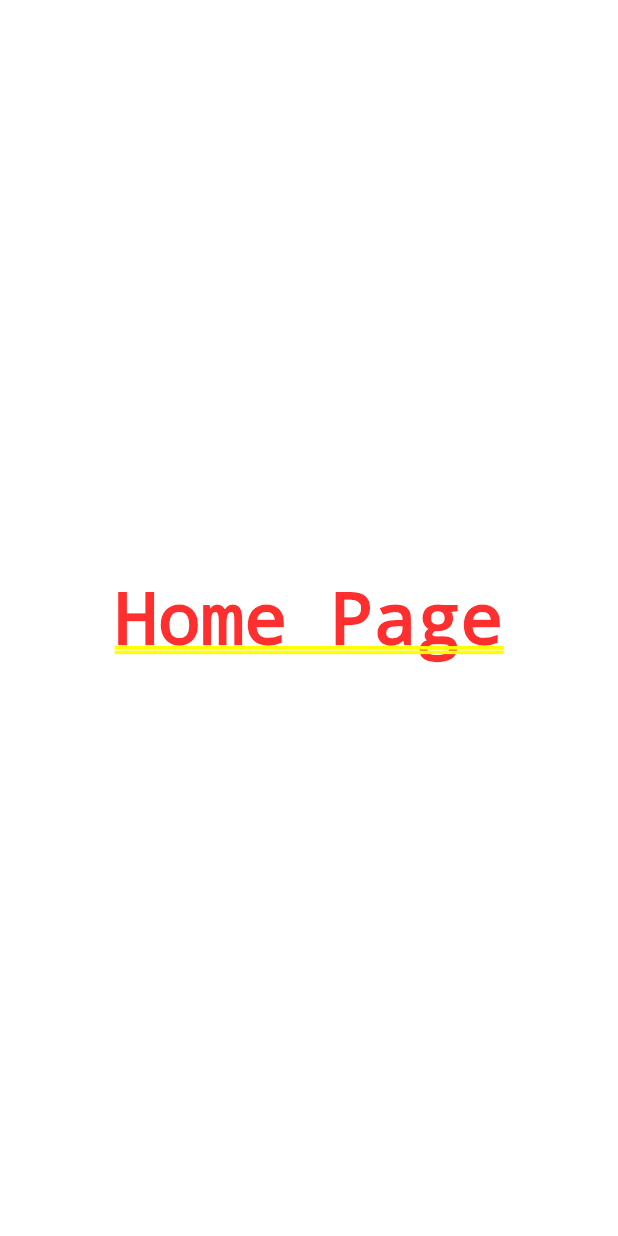
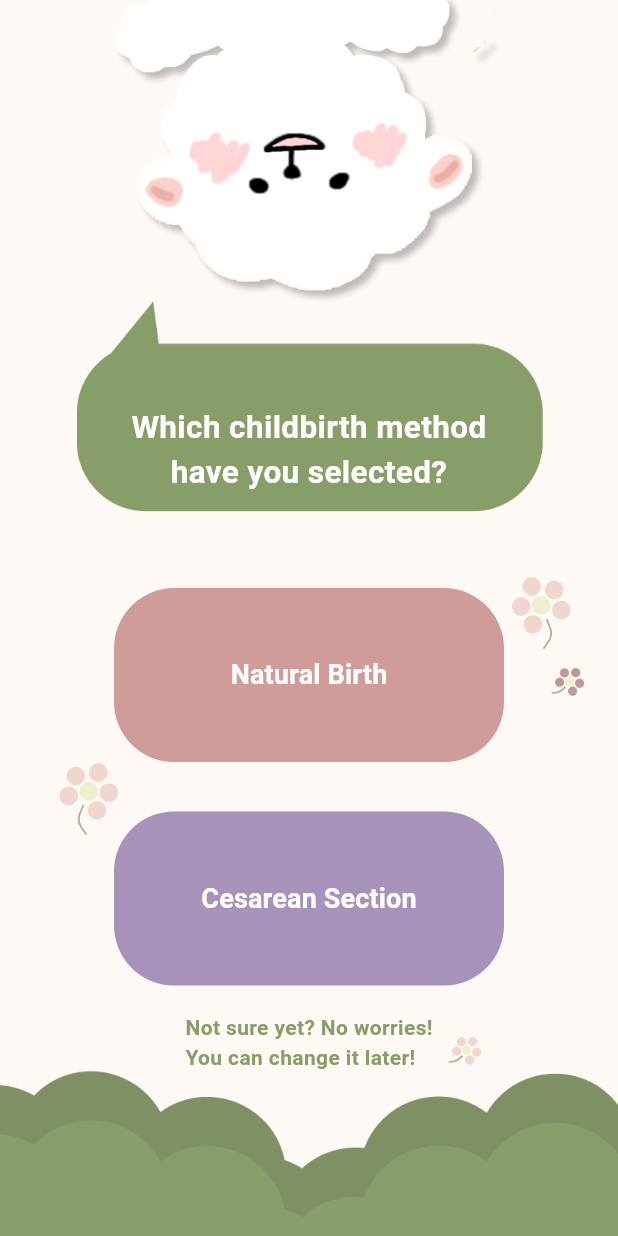
Before and after one commit to APAC-Solution-Challenge-2025/FrontEnd, a Flutter app: the screen it shows after launch, on a phone screen of 412 x 824 dp. Run offline on Flutter 3.47's test engine with Material 3 defaults, Android fonts, the phone set to English and light mode, and no system bars; our stand-ins replace sign_in_with_apple, table_calendar.

Commit message:
feat: 로그인-회원가입-출산방법-선택-화면

```diff
--- a/lib/main.dart
+++ b/lib/main.dart
@@ -1,6 +1,7 @@
 import 'package:flutter/material.dart';
 import 'routes.dart';
 import 'widgets/layout.dart';
+import 'screens/main_tabs/login/login_birth_method_page.dart';
 
 void main() {
   runApp(const MyApp());
@@ -16,9 +17,9 @@ class MyApp extends StatelessWidget {
       theme: ThemeData(
         primarySwatch: Colors.blue,
       ),
-      initialRoute: '/home', // 이후 아래 코드로 대체 예정 우선 개발 중인 화면 띄우기 위함
-      // home: const Layout(), // 초기 화면 설정
-      routes: AppRoutes.routes, // routes.dart 파일에서 설정한 경로를 가져오기
+      home: const LoginBirthMethodPage(),
+      // home: const Layout(),
+      // routes: AppRoutes.routes, // routes.dart 파일에서 설정한 경로를 가져오기
     );
   }
 }
--- /dev/null
+++ b/lib/screens/main_tabs/login/login_birth_method_page.dart
@@ -0,0 +1,128 @@
+import 'package:flutter/material.dart';
+import '../../home/home.dart';
+import 'package:apac_solution_challenge/widgets/buttons.dart';
+
+class LoginBirthMethodPage extends StatefulWidget {
+  const LoginBirthMethodPage({super.key});
+
+  @override
+  State<LoginBirthMethodPage> createState() => _LoginBirthMethodPageState();
+}
+
+class _LoginBirthMethodPageState extends State<LoginBirthMethodPage> {
+  String? selectedMethod;
+
+  @override
+  Widget build(BuildContext context) {
+    return Scaffold(
+      body: Stack(
+        children: [
+          Positioned.fill(
+            child: Image.asset(
+              'assets/images/login_birth_method_page.png',
+              fit: BoxFit.cover,
+            ),
+          ),
+          Column(
+            children: [
+              SizedBox(height: MediaQuery.of(context).size.height * 0.328),
+              const Center(
+                child: Text(
+                  "Which childbirth method\nhave you selected?",
+                  textAlign: TextAlign.center,
+                  style: TextStyle(
+                      color: Colors.white,
+                      fontSize: 21,
+                      fontWeight: FontWeight.bold),
+                ),
+              ),
+              SizedBox(height: MediaQuery.of(context).size.height * 0.075),
+              SizedBox(
+                width: 260,
+                child: ElevatedButton(
+                  onPressed: () {
+                    setState(() {
+                      selectedMethod = ("Natural");
+                    });
+                  },
+                  style: ElevatedButton.styleFrom(
+                    backgroundColor: const Color(0xFFCF9C99).withOpacity(
+                        selectedMethod == null || selectedMethod == ("Natural")
+                            ? 1.0
+                            : 0.4), // 선택 안 된다면 투명하게
+                    elevation:
+                        selectedMethod == ("Natural") ? 8 : 0, // 선택된다면 그림자
+                    shadowColor: Colors.black54,
+                    shape: RoundedRectangleBorder(
+                      borderRadius: BorderRadius.circular(40),
+                    ),
+                    padding: const EdgeInsets.symmetric(vertical: 45),
+                  ),
+                  child: const Text(
+                    'Natural Birth',
+                    style: TextStyle(
+                      color: Colors.white,
+                      fontSize: 18,
+                      fontWeight: FontWeight.bold,
+                    ),
+                  ),
+                ),
+              ),
+              SizedBox(height: MediaQuery.of(context).size.height * 0.04),
+              SizedBox(
+                width: 260,
+                child: ElevatedButton(
+                  onPressed: () {
+                    setState(() {
+                      selectedMethod = ("Cesarean");
+                    });
+                  },
+                  style: ElevatedButton.styleFrom(
+                    backgroundColor: const Color(0xFFA792B9).withOpacity(
+                        selectedMethod == null || selectedMethod == ("Cesarean")
+                            ? 1.0
+                            : 0.4),
+                    elevation: selectedMethod == ("Cesarean") ? 8 : 0,
+                    shape: RoundedRectangleBorder(
+                      borderRadius: BorderRadius.circular(40),
+                    ),
+                    padding: const EdgeInsets.symmetric(vertical: 45),
+                  ),
+                  child: const Text(
+                    'Cesarean Section',
+                    style: TextStyle(
+                      color: Colors.white,
+                      fontSize: 18,
+                      fontWeight: FontWeight.bold,
+                    ),
+                  ),
+                ),
+              ),
+              SizedBox(height: MediaQuery.of(context).size.height * 0.022),
+              const Text(
+                "Not sure yet? No worries!\nYou can change it later!",
+                style: TextStyle(
+                    color: Color(0xFF889E69), fontWeight: FontWeight.bold),
+              ),
+              if (selectedMethod != null)
+                Padding(
+                  padding: EdgeInsets.symmetric(
+                    vertical: MediaQuery.of(context).size.height * 0.01,
+                    horizontal: MediaQuery.of(context).size.width * 0.05,
+                  ),
+                  child: nextButton(context, const HomePage(), onPressed: () {
+                    //추가적으로 임시로 HomePage()로 가게 해두었는데 이 또한 수정 예정
+                    if (selectedMethod != null) {
+                      print('보낼 날짜: $selectedMethod');
+                      //이후 프린트는 삭제 예정
+                      //이후 이 블록 내에 백엔드로 넘겨주는 코드 작성 예정!
+                    }
+                  }),
+                )
+            ],
+          )
+        ],
+      ),
+    );
+  }
+}
```
Also changed, not shown: assets/images/login_birth_method_page.png (added).
